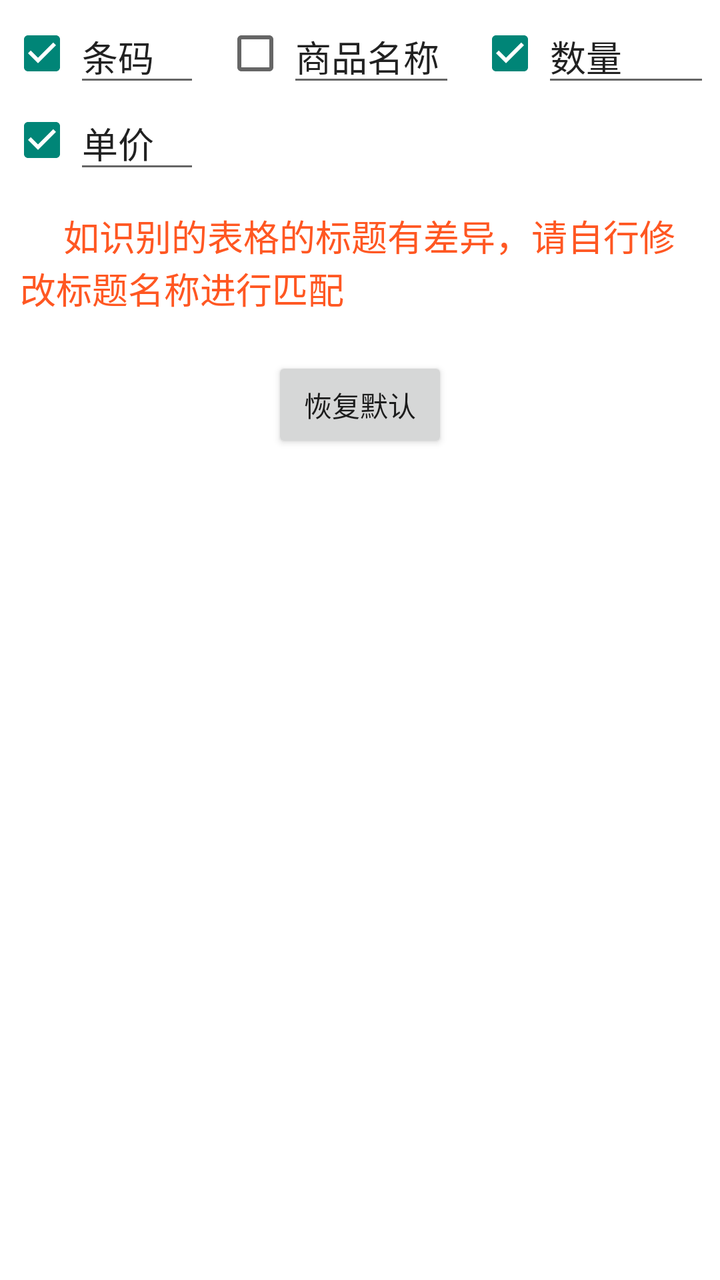
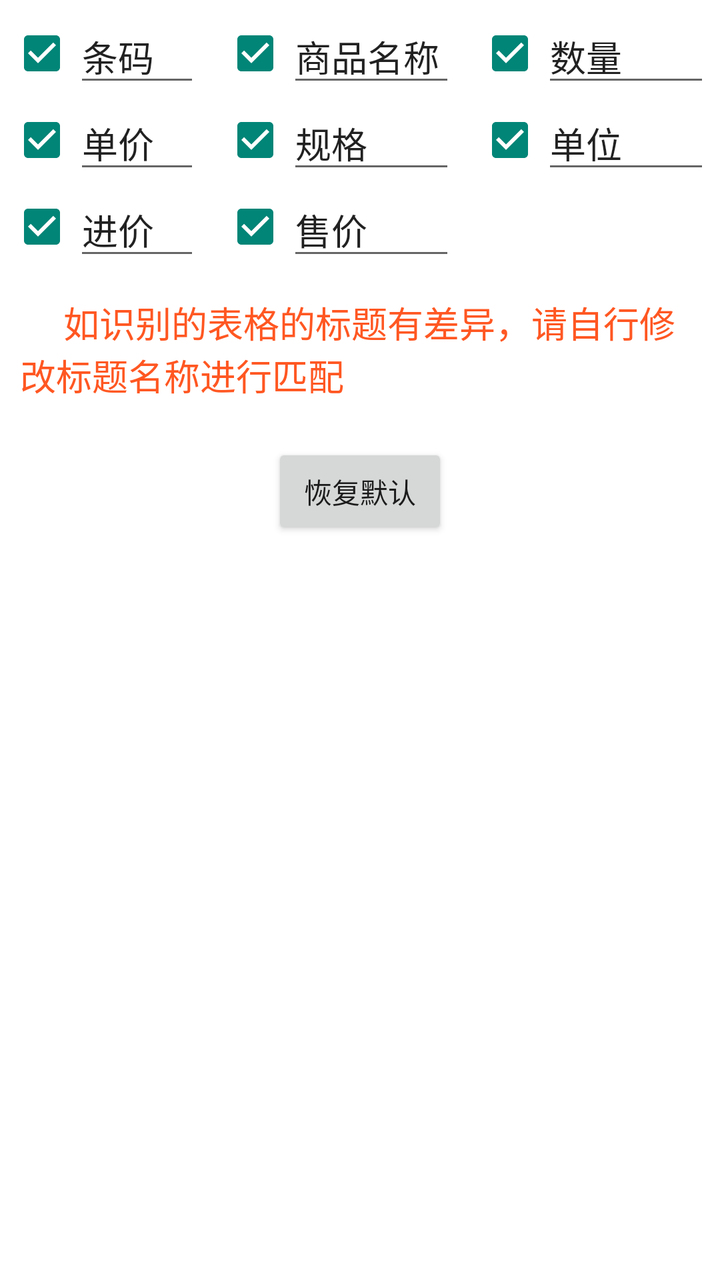

An Android layout rendered at two revisions. The XML below is the earlier revision; the diff shows what the commit changed to produce the second picture.
<!-- AndroidManifest.xml: activity theme com_wyc_table_ActivityTheme -->
<!-- res/layout/activity_setting.xml -->
<?xml version="1.0" encoding="utf-8"?>
<androidx.constraintlayout.widget.ConstraintLayout xmlns:android="http://schemas.android.com/apk/res/android"
    xmlns:app="http://schemas.android.com/apk/res-auto"
    xmlns:tools="http://schemas.android.com/tools"
    android:layout_width="match_parent"
    android:layout_height="match_parent"
    android:background="@color/r_white"
    android:padding="5dp"
    tools:context=".SettingActivity">

    <CheckBox
        android:id="@+id/sel_barcode"
        android:layout_width="wrap_content"
        android:layout_height="wrap_content"
        android:checked="true"
        app:layout_constraintBottom_toBottomOf="@id/barcode"
        app:layout_constraintStart_toStartOf="parent"
        app:layout_constraintTop_toTopOf="@id/barcode" />

    <EditText
        android:id="@+id/barcode"
        android:layout_width="wrap_content"
        android:layout_height="wrap_content"
        android:inputType="textPersonName"
        android:minEms="3"
        android:text="条码"
        app:layout_constraintStart_toEndOf="@id/sel_barcode"
        app:layout_constraintTop_toTopOf="parent" />

    <CheckBox
        android:id="@+id/sel_name"
        android:layout_width="wrap_content"
        android:layout_height="wrap_content"
        app:layout_constraintBottom_toBottomOf="@id/name"
        app:layout_constraintEnd_toStartOf="@+id/name"
        app:layout_constraintHorizontal_chainStyle="packed"
        app:layout_constraintStart_toEndOf="@id/barcode"
        app:layout_constraintTop_toTopOf="@id/name" />

    <EditText
        android:id="@+id/name"
        android:layout_width="wrap_content"
        android:layout_height="wrap_content"
        android:inputType="textPersonName"
        android:minEms="4"
        android:text="商品名称"
        app:layout_constraintEnd_toStartOf="@+id/sel_num"
        app:layout_constraintStart_toEndOf="@id/sel_name"
        app:layout_constraintTop_toTopOf="parent" />

    <CheckBox
        android:id="@+id/sel_num"
        android:layout_width="wrap_content"
        android:layout_height="wrap_content"
        android:checked="true"
        app:layout_constraintBottom_toBottomOf="@id/name"
        app:layout_constraintEnd_toStartOf="@+id/num"
        app:layout_constraintTop_toTopOf="@id/name" />

    <EditText
        android:id="@+id/num"
        android:layout_width="wrap_content"
        android:layout_height="wrap_content"
        android:inputType="textPersonName"
        android:minEms="4"
        android:text="数量"
        app:layout_constraintEnd_toEndOf="parent"
        app:layout_constraintTop_toTopOf="parent" />

    <CheckBox
        android:id="@+id/sel_price"
        android:layout_width="wrap_content"
        android:layout_height="wrap_content"
        android:checked="true"
        app:layout_constraintBottom_toBottomOf="@id/price"
        app:layout_constraintStart_toStartOf="parent"
        app:layout_constraintTop_toTopOf="@id/price" />

    <EditText
        android:id="@+id/price"
        android:layout_width="wrap_content"
        android:layout_height="wrap_content"
        android:inputType="textPersonName"
        android:minEms="3"
        android:text="单价"
        app:layout_constraintStart_toEndOf="@id/sel_barcode"
        app:layout_constraintTop_toBottomOf="@id/barcode" />

    <TextView
        android:id="@+id/info"
        android:layout_width="wrap_content"
        android:layout_height="wrap_content"
        android:layout_marginTop="8dp"
        android:padding="5dp"
        android:text="     如识别的表格的标题有差异，请自行修改标题名称进行匹配"
        android:textColor="?attr/colorError"
        android:textSize="18sp"
        app:layout_constraintEnd_toEndOf="parent"
        app:layout_constraintStart_toStartOf="parent"
        app:layout_constraintTop_toBottomOf="@id/price" />

    <Button
        android:id="@+id/_default"
        android:layout_width="wrap_content"
        android:layout_height="wrap_content"
        android:layout_marginTop="16dp"
        android:text="恢复默认"
        app:layout_constraintEnd_toEndOf="parent"
        app:layout_constraintStart_toStartOf="parent"
        app:layout_constraintTop_toBottomOf="@+id/info" />

</androidx.constraintlayout.widget.ConstraintLayout>
<!-- resources referenced by this layout -->
<resources>
  <color name="r_white">#FFFFFFFF</color>
  <style name="com_wyc_table_ActivityTheme" parent="Theme.AppCompat.Light.NoActionBar">
          <item name="android:windowFullscreen">false</item>
          <item name="android:windowContentOverlay">@null</item>
          <item name="android:windowBackground">@color/com_wyc_table_black_trans</item>
          <item name="android:windowIsTranslucent">true</item>
      </style>
  <color name="com_wyc_table_black_trans">#1A717171</color>
</resources>

<!-- the commit's change to res/layout/activity_setting.xml (unified diff, before → after) -->
@@ -31,6 +31,7 @@
         android:id="@+id/sel_name"
         android:layout_width="wrap_content"
         android:layout_height="wrap_content"
+        android:checked="true"
         app:layout_constraintBottom_toBottomOf="@id/name"
         app:layout_constraintEnd_toStartOf="@+id/name"
         app:layout_constraintHorizontal_chainStyle="packed"
@@ -47,6 +48,50 @@
         app:layout_constraintEnd_toStartOf="@+id/sel_num"
         app:layout_constraintStart_toEndOf="@id/sel_name"
         app:layout_constraintTop_toTopOf="parent" />
+
+    <CheckBox
+        android:id="@+id/sel_spec"
+        android:layout_width="wrap_content"
+        android:layout_height="wrap_content"
+        android:checked="true"
+        app:layout_constraintBottom_toBottomOf="@id/spec"
+        app:layout_constraintEnd_toStartOf="@id/spec"
+        app:layout_constraintHorizontal_chainStyle="packed"
+        app:layout_constraintStart_toStartOf="@id/sel_name"
+        app:layout_constraintTop_toTopOf="@id/spec" />
+
+    <EditText
+        android:id="@+id/spec"
+        android:layout_width="wrap_content"
+        android:layout_height="wrap_content"
+        android:inputType="textPersonName"
+        android:minEms="4"
+        android:text="规格"
+        app:layout_constraintEnd_toEndOf="@id/name"
+        app:layout_constraintStart_toEndOf="@id/sel_spec"
+        app:layout_constraintTop_toTopOf="@id/price" />
+
+    <CheckBox
+        android:id="@+id/sel_sellprice"
+        android:layout_width="wrap_content"
+        android:layout_height="wrap_content"
+        android:checked="true"
+        app:layout_constraintBottom_toBottomOf="@id/sellprice"
+        app:layout_constraintEnd_toStartOf="@id/sellprice"
+        app:layout_constraintHorizontal_chainStyle="packed"
+        app:layout_constraintStart_toStartOf="@id/sel_spec"
+        app:layout_constraintTop_toTopOf="@id/sellprice" />
+
+    <EditText
+        android:id="@+id/sellprice"
+        android:layout_width="wrap_content"
+        android:layout_height="wrap_content"
+        android:inputType="textPersonName"
+        android:minEms="4"
+        android:text="售价"
+        app:layout_constraintEnd_toEndOf="@id/spec"
+        app:layout_constraintStart_toEndOf="@id/sel_sellprice"
+        app:layout_constraintTop_toTopOf="@id/buyingprice" />
 
     <CheckBox
         android:id="@+id/sel_num"
@@ -68,6 +113,25 @@
         app:layout_constraintTop_toTopOf="parent" />
 
     <CheckBox
+        android:id="@+id/sel_unit"
+        android:layout_width="wrap_content"
+        android:layout_height="wrap_content"
+        android:checked="true"
+        app:layout_constraintBottom_toBottomOf="@id/spec"
+        app:layout_constraintEnd_toStartOf="@+id/num"
+        app:layout_constraintTop_toTopOf="@id/spec" />
+
+    <EditText
+        android:id="@+id/unit"
+        android:layout_width="wrap_content"
+        android:layout_height="wrap_content"
+        android:inputType="textPersonName"
+        android:minEms="4"
+        android:text="单位"
+        app:layout_constraintEnd_toEndOf="parent"
+        app:layout_constraintTop_toTopOf="@id/spec" />
+
+    <CheckBox
         android:id="@+id/sel_price"
         android:layout_width="wrap_content"
         android:layout_height="wrap_content"
@@ -86,6 +150,25 @@
         app:layout_constraintStart_toEndOf="@id/sel_barcode"
         app:layout_constraintTop_toBottomOf="@id/barcode" />
 
+    <CheckBox
+        android:id="@+id/sel_buyingprice"
+        android:layout_width="wrap_content"
+        android:layout_height="wrap_content"
+        android:checked="true"
+        app:layout_constraintBottom_toBottomOf="@id/buyingprice"
+        app:layout_constraintStart_toStartOf="parent"
+        app:layout_constraintTop_toTopOf="@id/buyingprice" />
+
+    <EditText
+        android:id="@+id/buyingprice"
+        android:layout_width="wrap_content"
+        android:layout_height="wrap_content"
+        android:inputType="textPersonName"
+        android:minEms="3"
+        android:text="进价"
+        app:layout_constraintStart_toEndOf="@id/sel_barcode"
+        app:layout_constraintTop_toBottomOf="@id/price" />
+
     <TextView
         android:id="@+id/info"
         android:layout_width="wrap_content"
@@ -97,7 +180,7 @@
         android:textSize="18sp"
         app:layout_constraintEnd_toEndOf="parent"
         app:layout_constraintStart_toStartOf="parent"
-        app:layout_constraintTop_toBottomOf="@id/price" />
+        app:layout_constraintTop_toBottomOf="@id/buyingprice" />
 
     <Button
         android:id="@+id/_default"
